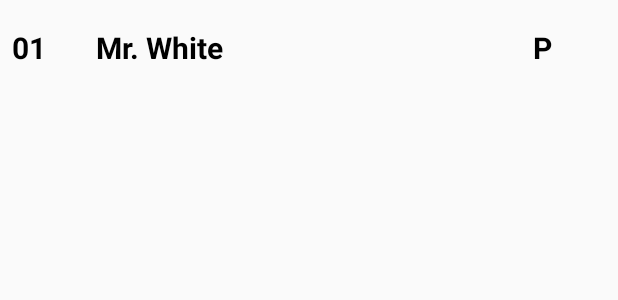
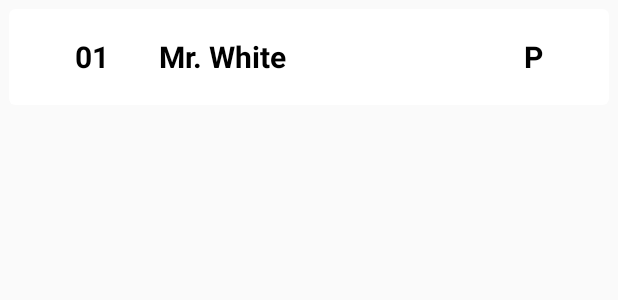
Before and after one commit to web-dev-rain/Student-Attendance, an Android app: the layout student_item.xml on its own in the app's theme, with its tools: preview values and no code run, on a phone screen of 412 x 824 dp. Shown: the top 300 px of the screen. Run offline under Robolectric (Android 15) with nearby library versions, the phone set to English and light mode, and no system bars.

```diff
--- a/app/src/main/java/com/example/attendanceapp/MyDialog.java
+++ b/app/src/main/java/com/example/attendanceapp/MyDialog.java
@@ -57,6 +57,7 @@
             String roll = roll_edt.getText().toString();
             String name = name_edt.getText().toString();
             roll_edt.setText(String.valueOf(Integer.parseInt(roll) + 1));
+            name_edt.setText("");
             listener.onClick(roll, name);
         });
 
--- a/app/src/main/res/layout/student_item.xml
+++ b/app/src/main/res/layout/student_item.xml
@@ -1,15 +1,27 @@
 <?xml version="1.0" encoding="utf-8"?>
-<RelativeLayout xmlns:android="http://schemas.android.com/apk/res/android"
+<androidx.cardview.widget.CardView xmlns:android="http://schemas.android.com/apk/res/android"
+    xmlns:app="http://schemas.android.com/apk/res-auto"
+    android:id="@+id/cardview"
     android:layout_width="match_parent"
-    android:layout_height="64dp">
+    android:layout_height="64dp"
+    android:layout_marginLeft="6dp"
+    android:layout_marginTop="6dp"
+    android:layout_marginRight="6dp"
+    app:cardCornerRadius="4dp"
+    app:cardElevation="0dp"
+    app:cardPreventCornerOverlap="false"
+    app:cardUseCompatPadding="false">
 
+    <RelativeLayout
+        android:paddingLeft="36dp"
+        android:layout_width="match_parent"
+        android:layout_height="match_parent">
         <RelativeLayout
             android:layout_width="match_parent"
             android:layout_height="wrap_content"
+            android:layout_centerVertical="true"
             android:padding="8dp"
-        android:layout_centerVertical="true"
             >
-
             <TextView
                 android:id="@+id/roll"
                 android:layout_width="wrap_content"
@@ -31,14 +43,16 @@
 
             <TextView
                 android:id="@+id/status"
+                android:layout_width="wrap_content"
+                android:layout_height="wrap_content"
                 android:layout_alignParentRight="true"
                 android:layout_marginRight="36dp"
-            android:layout_width="wrap_content"
-            android:layout_height="wrap_content"
                 android:text="P"
                 android:textColor="#000000"
                 android:textSize="20sp"
                 android:textStyle="bold" />
         </RelativeLayout>
+    </RelativeLayout>
 
-</RelativeLayout>
+
+</androidx.cardview.widget.CardView>
--- a/app/src/main/res/values/colors.xml
+++ b/app/src/main/res/values/colors.xml
@@ -7,4 +7,7 @@
     <color name="teal_700">#FF018786</color>
     <color name="black">#FF000000</color>
     <color name="white">#FFFFFFFF</color>
+    <color name="present">#3300C500</color>
+    <color name="absent">#33FF0000</color>
+    <color name="normal">#FFFFFF</color>
 </resources>
```
Also changed, not shown: app/src/main/java/com/example/attendanceapp/StudentActivity.java (+11 -0 lines), app/src/main/java/com/example/attendanceapp/StudentAdapter.java (+15 -0 lines). Lines whose indentation alone changed are shown as unchanged.
